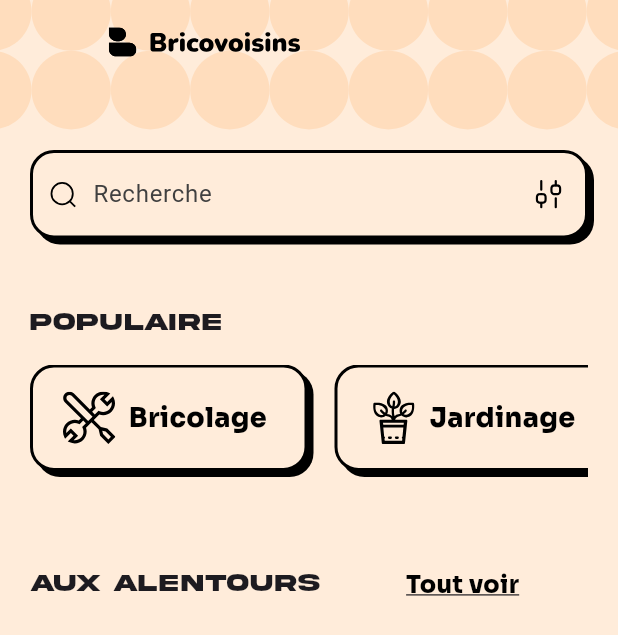
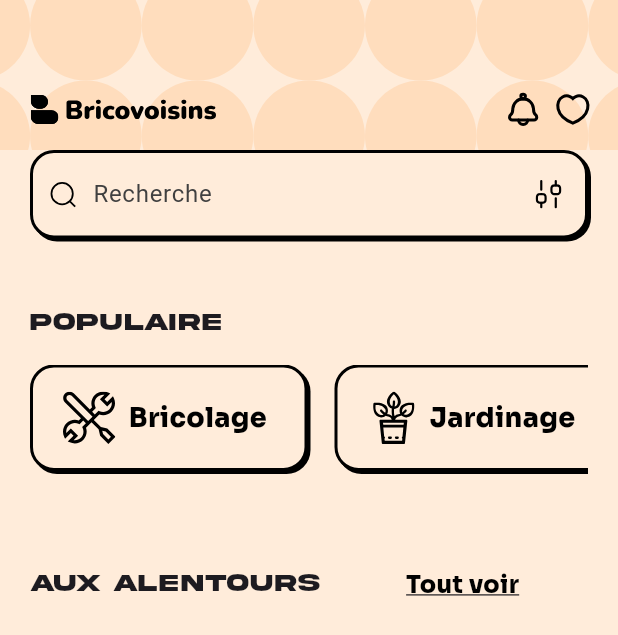
Before and after one commit to Brico-Voisin/BV-Frontend, a Flutter app: the Home screen opened directly, on a phone screen of 412 x 824 dp. Shown: the top 635 px of the screen. Run offline on Flutter 3.47's test engine with Material 3 defaults, Android fonts, the phone set to English and light mode, and no system bars; our stand-ins replace carousel_slider, flutter_dotenv, flutter_svg, supabase_flutter; accounts and stored records are empty.

Commit message:
fix: :bug: improve SVG positioning and remove unwanted leading space
- Adjusted `icon.svg` and `Bricovoisins.svg` to be exactly 10px from the left edge of the screen. - Added two additional SVG icons (`notification.svg` and `like.svg`) aligned to the right, with 10px spacing from each other and the screen edge. - Removed unintended space caused by the `leading` property in the `AppBar` by setting `leadingWidth` to 0 and using `SizedBox.shrink()`. - Ensured proper alignment and spacing for all elements in the `AppBar`.

```diff
--- a/lib/screen/Home.dart
+++ b/lib/screen/Home.dart
@@ -122,20 +122,37 @@ class _HomeState extends State<Home> {
         preferredSize: const Size.fromHeight(100),
         child: Stack(
           children: [
-            Container(
-              color: const Color(0xFFFFECDA),
+            Positioned(
+              top: 0,
+              left: 0,
+              right: 0,
+              child: Container(
+                width: MediaQuery.of(context).size.width,
+                height: 800,
+                alignment: Alignment.topCenter,
                 child: SvgPicture.asset(
                   'assets/images/top.svg',
                   fit: BoxFit.cover,
                   color: const Color(0xFFFFDDBD),
-                width: double.infinity,
-                height: double.infinity,
+                  width: 500,
+                  height: 300,
                 ),
               ),
-            AppBar(
+            ),
+            Positioned(
+              top: 45,
+              left: 0,
+              right: 0,
+              child: AppBar(
                 backgroundColor: Colors.transparent,
                 elevation: 0,
+                leading: SizedBox.shrink(),
+                leadingWidth: 0,
                 title: Row(
+                  children: [
+                    Padding(
+                      padding: const EdgeInsets.only(left: 4),
+                      child: Row(
                         children: [
                           SvgPicture.asset(
                             'assets/images/icon.svg',
@@ -143,7 +160,7 @@ class _HomeState extends State<Home> {
                             height: 20,
                             color: Colors.black,
                           ),
-                  const SizedBox(width: 8),
+                          const SizedBox(width: 4),
                           SvgPicture.asset(
                             'assets/images/Bricovoisins.svg',
                             width: 100,
@@ -152,7 +169,31 @@ class _HomeState extends State<Home> {
                           ),
                         ],
                       ),
-              leading: Container(),
+                    ),
+                    Spacer(),
+                    Padding(
+                      padding: const EdgeInsets.only(right: 2),
+                      child: Row(
+                        children: [
+                          SvgPicture.asset(
+                            'assets/images/notification.svg',
+                            width: 25,
+                            height: 25,
+                            color: Colors.black,
+                          ),
+                          const SizedBox(width: 8),
+                          SvgPicture.asset(
+                            'assets/images/like.svg',
+                            width: 25,
+                            height: 25,
+                            color: Colors.black,
+                          ),
+                        ],
+                      ),
+                    ),
+                  ],
+                ),
+              ),
             ),
           ],
         ),
@@ -173,7 +214,7 @@ class _HomeState extends State<Home> {
                       boxShadow: [
                         BoxShadow(
                           color: Colors.black.withOpacity(1), // Ombre noire
-                          offset: const Offset(4, 4), // Décalage de l'ombre
+                          offset: const Offset(2, 2), // Décalage de l'ombre
                           blurRadius: 0, // Pas de flou
                         ),
                       ],
@@ -274,7 +315,7 @@ class _HomeState extends State<Home> {
                             BoxShadow(
                               color: Colors.black.withOpacity(1),
                               blurRadius: 0,
-                              offset: const Offset(4, 4),
+                              offset: const Offset(2, 2),
                             ),
                           ],
                         ),
```
Also changed, not shown: assets/images/like.svg (added), assets/images/notification.svg (added). Lines whose indentation alone changed are shown as unchanged.
